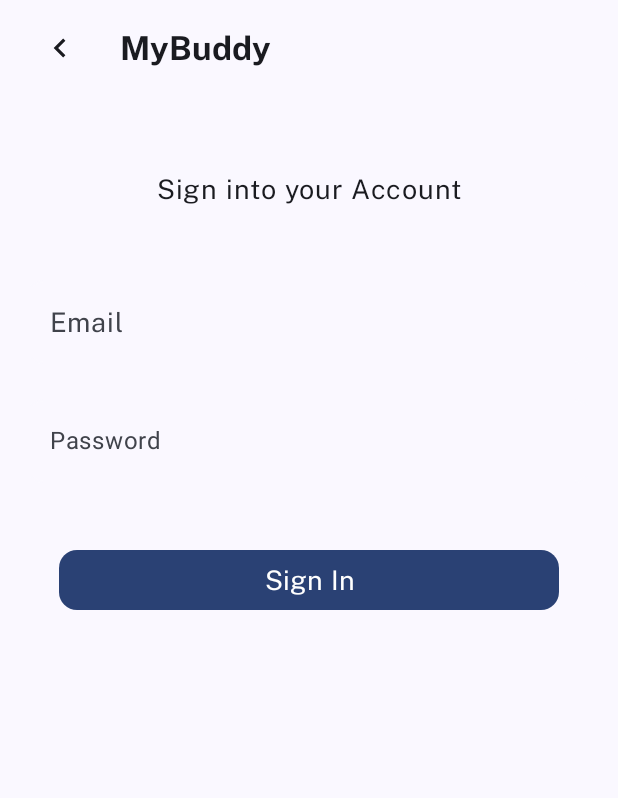
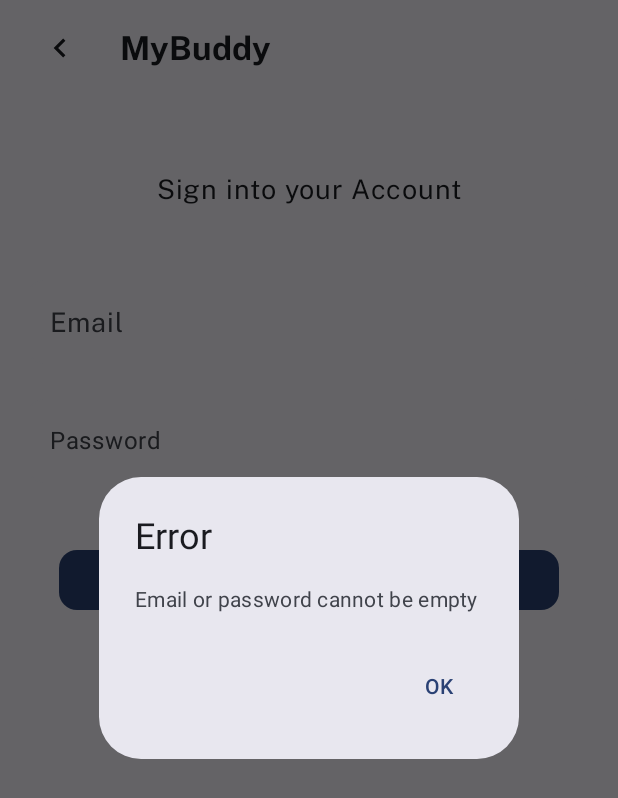
Before and after one commit to AlfredMichael/TUS-MyBuddy-Mobile-App-Development, an Android app built with Jetpack Compose: the LoginScreen screen opened through its navigation route, after a tap on "Sign In", on a phone screen of 412 x 824 dp. Shown: the top 798 px of the screen. Run offline under Robolectric (Android 15) with nearby library versions, the light colour scheme and no system bars; our stand-ins replace Firebase (no records; nobody signed in at launch, a user with empty details on screens opened directly), livedata-compose; Roboto replaces fonts that are not available here.

Commit message:
Completed authentication, profile creation and login

```diff
--- a/TUSMyBuddy/app/build.gradle.kts
+++ b/TUSMyBuddy/app/build.gradle.kts
@@ -73,6 +73,8 @@ dependencies {
     implementation("androidx.lifecycle:lifecycle-runtime-ktx:2.6.2")
     implementation("androidx.lifecycle:lifecycle-viewmodel-compose:2.7.0-rc01")
     implementation("androidx.compose.runtime:runtime-livedata:1.6.0-beta01")
+    implementation("com.google.firebase:firebase-storage-ktx:20.3.0")
+    implementation("com.google.firebase:firebase-storage:20.3.0")
 
 
 
--- a/TUSMyBuddy/app/src/main/java/com/mad/tusmybuddyAMv1/MainActivity.kt
+++ b/TUSMyBuddy/app/src/main/java/com/mad/tusmybuddyAMv1/MainActivity.kt
@@ -15,6 +15,7 @@ import androidx.navigation.compose.composable
 import androidx.navigation.compose.rememberNavController
 import com.mad.tusmybuddyAMv1.ui.HomeScreen
 import com.mad.tusmybuddyAMv1.ui.LoginScreen
+import com.mad.tusmybuddyAMv1.ui.LoginViewModel
 import com.mad.tusmybuddyAMv1.ui.ProfileScreen
 import com.mad.tusmybuddyAMv1.ui.RegistrationViewModel
 import com.mad.tusmybuddyAMv1.ui.Screen
@@ -43,9 +44,10 @@ class MainActivity : ComponentActivity() {
 fun NavGraph(startDestination: String = Screen.Home.route) {
     val navController = rememberNavController()
     val viewModel: RegistrationViewModel = viewModel()
+    val viewModelL: LoginViewModel = viewModel()
     NavHost(navController = navController, startDestination = startDestination) {
         composable(Screen.Home.route) { HomeScreen(navController) }
-        composable(Screen.Login.route) { LoginScreen(navController) }
+        composable(Screen.Login.route) { LoginScreen(navController,viewModelL ) }
         composable(Screen.SignUp.route) { SignUpScreen(navController, viewModel) }
         // Accept a user ID as an argument in the Profile screen
         composable("profile/{userId}") { backStackEntry ->
--- a/TUSMyBuddy/app/src/main/java/com/mad/tusmybuddyAMv1/ui/LoginScreen.kt
+++ b/TUSMyBuddy/app/src/main/java/com/mad/tusmybuddyAMv1/ui/LoginScreen.kt
@@ -14,6 +14,7 @@ import androidx.compose.foundation.text.KeyboardOptions
 import androidx.compose.foundation.verticalScroll
 import androidx.compose.material.icons.Icons
 import androidx.compose.material.icons.filled.KeyboardArrowLeft
+import androidx.compose.material3.AlertDialog
 import androidx.compose.material3.Button
 import androidx.compose.material3.ExperimentalMaterial3Api
 import androidx.compose.material3.Icon
@@ -22,10 +23,12 @@ import androidx.compose.material3.MaterialTheme
 import androidx.compose.material3.OutlinedTextField
 import androidx.compose.material3.Scaffold
 import androidx.compose.material3.Text
+import androidx.compose.material3.TextButton
 import androidx.compose.material3.TextFieldDefaults
 import androidx.compose.material3.TopAppBar
 import androidx.compose.runtime.Composable
 import androidx.compose.runtime.getValue
+import androidx.compose.runtime.livedata.observeAsState
 import androidx.compose.runtime.mutableStateOf
 import androidx.compose.runtime.remember
 import androidx.compose.runtime.setValue
@@ -39,15 +42,18 @@ import androidx.compose.ui.text.style.TextAlign
 import androidx.compose.ui.tooling.preview.Preview
 import androidx.compose.ui.unit.dp
 import androidx.compose.ui.unit.sp
+import androidx.lifecycle.viewmodel.compose.viewModel
 import androidx.navigation.NavController
 import androidx.navigation.compose.rememberNavController
 import com.mad.tusmybuddyAMv1.R
 import com.mad.tusmybuddyAMv1.ui.theme.TUSMyBuddyTheme
 import com.mad.tusmybuddyAMv1.ui.theme.publicSans
+import java.util.Locale
 
 @OptIn(ExperimentalMaterial3Api::class)
 @Composable
-fun LoginScreen(navController: NavController){
+fun LoginScreen(navController: NavController, viewModel: LoginViewModel = viewModel()){
+    val errorMessage by viewModel.errorMessage.observeAsState()
     Scaffold(
         topBar = {LoginTopAppBar(navController)}
 
@@ -57,9 +63,21 @@ fun LoginScreen(navController: NavController){
             .verticalScroll(rememberScrollState()),
             horizontalAlignment = Alignment.CenterHorizontally) {
             Column() {
+                if (errorMessage != null) {
+                    AlertDialog(
+                        onDismissRequest = { viewModel.errorMessage.value = null },
+                        title = { Text("Error") },
+                        text = { Text(text = errorMessage!!) },
+                        confirmButton = {
+                            TextButton(onClick = { viewModel.errorMessage.value = null }) {
+                                Text(text = "OK")
+                            }
+                        }
+                    )
+                }
                 Spacer(modifier = Modifier.height(50.dp))
                 LoginTopText()
-                LoginMainContent()
+                LoginMainContent(navController,viewModel)
 
             }
 
@@ -113,10 +131,13 @@ fun LoginTopText(){
 
 @OptIn(ExperimentalMaterial3Api::class)
 @Composable
-fun LoginMainContent(){
+fun LoginMainContent(navController: NavController, viewModel: LoginViewModel){
     //Input fields
     var email by remember { mutableStateOf("") }
     var password by remember { mutableStateOf("") }
+
+    // Observe the userId LiveData
+    val userId = viewModel.userIdm.observeAsState()
     Column(modifier = Modifier
         .padding(
             start= dimensionResource(R.dimen.padding_input_fields_start),
@@ -175,7 +196,12 @@ fun LoginMainContent(){
             end = dimensionResource(R.dimen.padding_sign_up_button_end)
         )){
         Button(
-            onClick = { /*TODO*/ },
+            onClick = {  viewModel.loginUser(email.lowercase(Locale.getDefault()), password)
+
+                // Navigate to the Profile screen if the userId is not null
+                if (userId.value != null) {
+                    navController.navigate("profile/${userId.value}")
+                } },
             shape= MaterialTheme.shapes.medium,
             modifier = Modifier.fillMaxWidth()) {
             Text(
--- a/TUSMyBuddy/app/src/main/java/com/mad/tusmybuddyAMv1/ui/LoginViewModel.kt
+++ b/TUSMyBuddy/app/src/main/java/com/mad/tusmybuddyAMv1/ui/LoginViewModel.kt
@@ -1,4 +1,45 @@
 package com.mad.tusmybuddyAMv1.ui
 
-class LoginViewModel {
+import androidx.lifecycle.MutableLiveData
+import androidx.lifecycle.ViewModel
+import com.google.firebase.auth.FirebaseAuth
+import com.google.firebase.database.FirebaseDatabase
+
+class LoginViewModel: ViewModel() {
+    private val auth: FirebaseAuth = FirebaseAuth.getInstance()
+    //Firebase Realtime Database Server is in belgium
+    private val database: FirebaseDatabase = FirebaseDatabase.getInstance("https://tus-mybuddy-default-rtdb.europe-west1.firebasedatabase.app/")
+
+    // LiveData to hold the error message
+    val errorMessage = MutableLiveData<String>()
+
+    //LiveData to hold the user's id
+    val userIdm = MutableLiveData<String?>()
+
+    fun loginUser(email: String, password: String) {
+        // Check if the email or password field is empty
+        if (email.isEmpty() || password.isEmpty()) {
+            errorMessage.postValue("Email or password cannot be empty")
+            return
+        }
+
+        auth.signInWithEmailAndPassword(email, password)
+            .addOnCompleteListener { task ->
+                if (task.isSuccessful) {
+                    // User is logged in, now you can get the user ID
+                    val userId = auth.currentUser?.uid
+                    if (userId != null) {
+                        // Post the user ID to a LiveData
+                        userIdm.postValue(userId)
+                    } else {
+                        // Handle the case where userId is null
+                        errorMessage.postValue("An error has occurred, Please Try again later")
+                    }
+                } else {
+                    // Handle failure
+                    errorMessage.postValue(task.exception?.message)
+                }
+            }
+    }
+
 }
--- a/TUSMyBuddy/app/src/main/java/com/mad/tusmybuddyAMv1/ui/User.kt
+++ b/TUSMyBuddy/app/src/main/java/com/mad/tusmybuddyAMv1/ui/User.kt
@@ -1,14 +1,18 @@
 package com.mad.tusmybuddyAMv1.ui
+
+import android.net.Uri
 
 data class User(
     val fullName: String? = null,
     val email: String? = null,
     val course: String? = null,
     val year: Int? = null,
+    val username: String? = null,
     val hobbies: List<String>? = null,
     val skills: List<String>? = null,
     val interests: List<String>? = null,
     val bio: String? = null,
     val buddiesCount: Int? = null,
+    val profilePicture: Uri? = null,
     val reputationPoints: Int? = null
 )
```
Also changed, not shown: TUSMyBuddy/app/src/main/java/com/mad/tusmybuddyAMv1/ui/ProfileScreen.kt (+37 -17 lines), TUSMyBuddy/app/src/main/java/com/mad/tusmybuddyAMv1/ui/ProfileViewModel.kt (+49 -0 lines).
